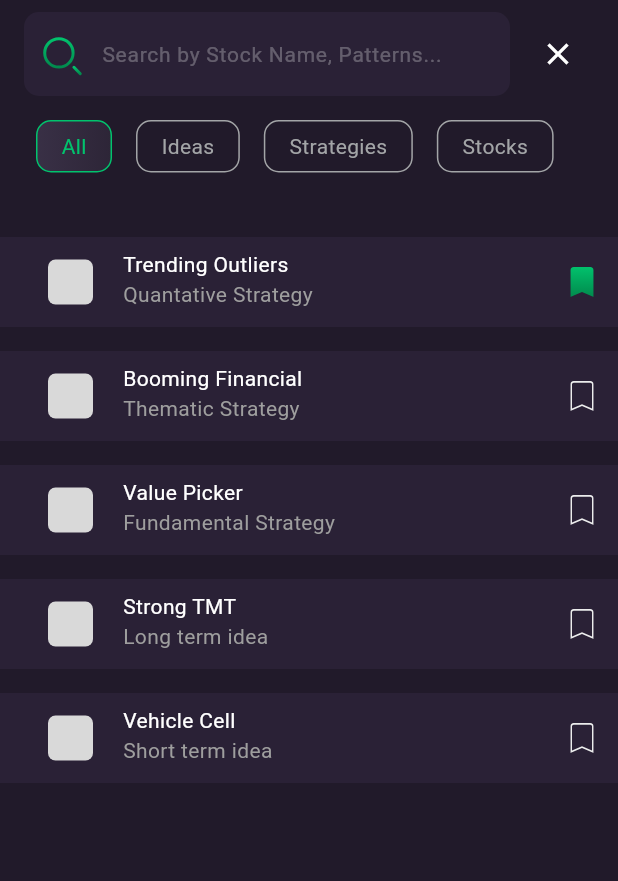
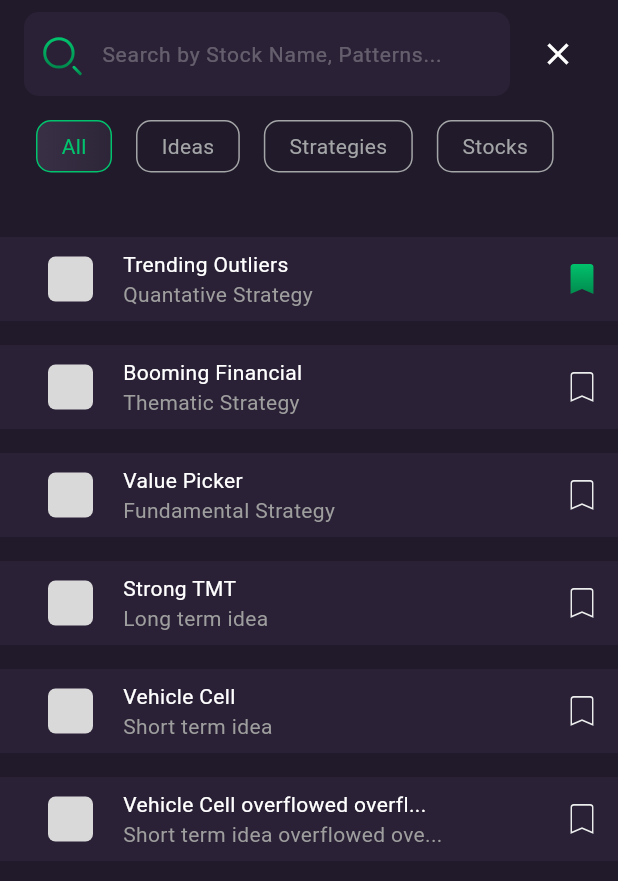
Before and after one commit to HardikSJain/search-practice, a Flutter app: the screen it shows after launch, on a phone screen of 412 x 824 dp. Shown: the top 881 px of the screen. Run offline on Flutter 3.47's test engine with Material 3 defaults, Android fonts, the phone set to English and light mode, and no system bars; drawn by our look-alikes of pull_to_refresh; our stand-ins replace bloc, flutter_bloc, flutter_svg.

Commit message:
fix: text overflow

```diff
--- a/lib/domain/usecases/search_use_case.dart
+++ b/lib/domain/usecases/search_use_case.dart
@@ -30,6 +30,12 @@ class SearchUseCase {
         'subheading': 'Short term idea',
         'isBookmarked': false,
       },
+      {
+        'heading':
+            'Vehicle Cell overflowed overflowed overflowed overflowed overflowed',
+        'subheading': 'Short term idea overflowed overflowed overflowed',
+        'isBookmarked': false,
+      },
     ];
   }
 }
--- a/lib/presentation/search/search_page.dart
+++ b/lib/presentation/search/search_page.dart
@@ -215,7 +215,6 @@ class _SearchPageState extends State<SearchPage> {
                                 onTap: () {},
                                 child: Container(
                                   color: const Color.fromRGBO(42, 33, 54, 1),
-                                  height: 60,
                                   child: Row(
                                     children: [
                                       Padding(
@@ -243,14 +242,34 @@ class _SearchPageState extends State<SearchPage> {
                                                   CrossAxisAlignment.start,
                                               children: [
                                                 Text(
-                                                  optionsData[index]['heading'],
+                                                  // if optionsData[index]['heading'] length is greater than 30 then it will be truncated first check the length of the string and then truncate it
+                                                  optionsData[index]['heading']
+                                                              .length >
+                                                          30
+                                                      ? optionsData[index]
+                                                                  ['heading']
+                                                              .substring(
+                                                                  0, 30) +
+                                                          '...'
+                                                      : optionsData[index]
+                                                          ['heading'],
+
                                                   style: const TextStyle(
                                                     color: Colors.white,
                                                   ),
                                                 ),
                                                 Text(
                                                   optionsData[index]
-                                                      ['subheading'],
+                                                                  ['subheading']
+                                                              .length >
+                                                          30
+                                                      ? optionsData[index]
+                                                                  ['subheading']
+                                                              .substring(
+                                                                  0, 30) +
+                                                          '...'
+                                                      : optionsData[index]
+                                                          ['subheading'],
                                                   style: const TextStyle(
                                                     color: Colors.grey,
                                                   ),
```
